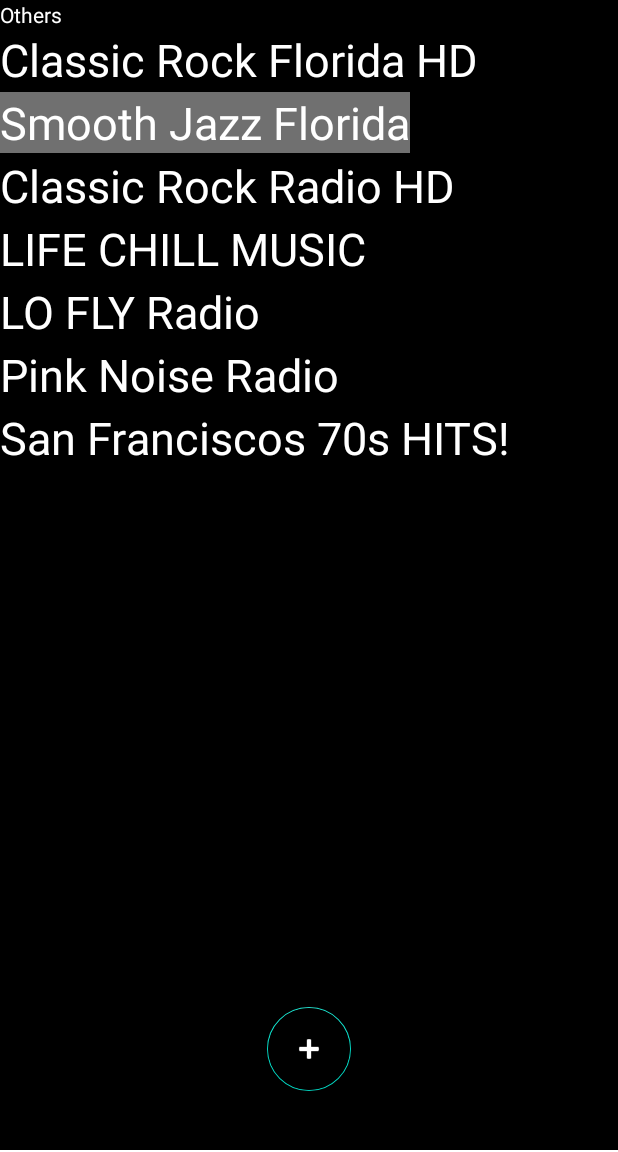
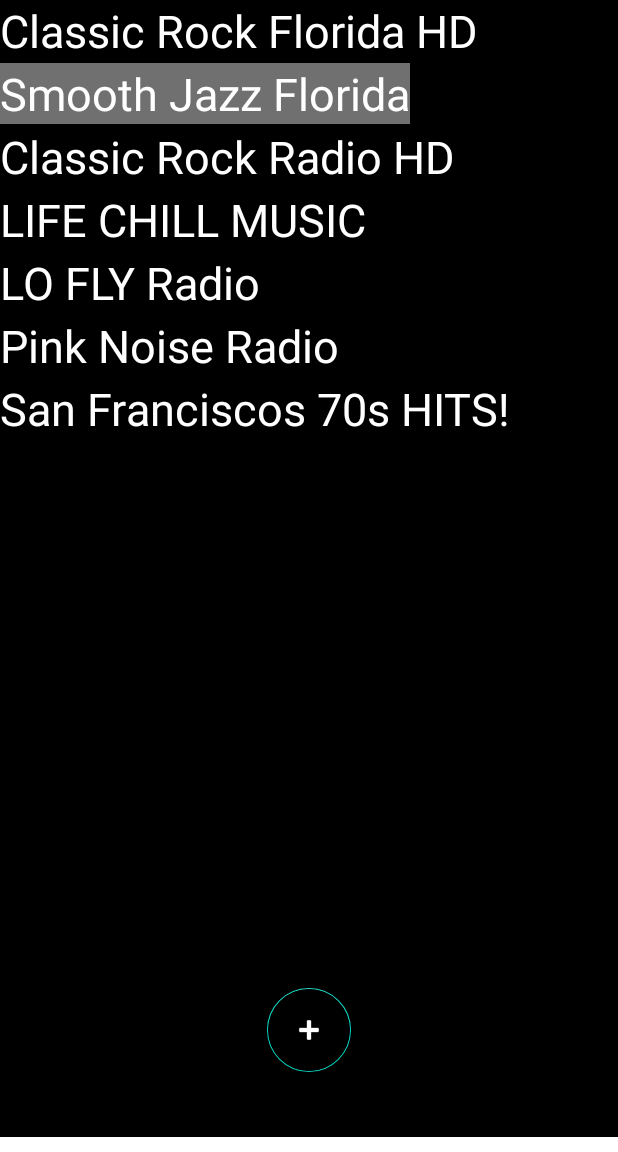
Before and after one commit to savelyevlad/Radio-Demo, an Android app: the fragment FragmentStationList placed in its activity, after a tap on "Smooth Jazz Florida", on a phone screen of 412 x 824 dp, the part 84-1236 px from its top. Run offline under Robolectric (Android 15) with nearby library versions, the phone set to English and light mode, and no system bars; libraries missing offline, so code that uses them is left out: com.mobeta.android, wseemann.media; 4 statements that could not run were skipped.

```diff
--- a/app/src/main/res/layout/fragment_station_list.xml
+++ b/app/src/main/res/layout/fragment_station_list.xml
@@ -39,24 +39,7 @@
                 android:background="@color/black">
             </LinearLayout>
 
-            <TextView
-                android:id="@+id/textView6"
-                android:layout_width="match_parent"
-                android:layout_height="wrap_content"
-                android:layout_weight="4"
-                android:textColor="@color/white"
-                android:text="Station List"
-                android:textSize="18sp" />
-
         </LinearLayout>
-
-        <TextView
-            android:id="@+id/textView5"
-            android:layout_width="match_parent"
-            android:layout_height="wrap_content"
-            android:text="Others"
-            android:textColor="@color/white"
-            android:background="@color/black"/>
 
         <LinearLayout
             android:layout_width="match_parent"
```
Also changed, not shown: app/src/main/java/com/savelyevlad/radiodemo/fragments/FragmentStationList.java (+22 -0 lines), app/src/main/java/com/savelyevlad/radiodemo/tools/StationList.java (+11 -0 lines).
